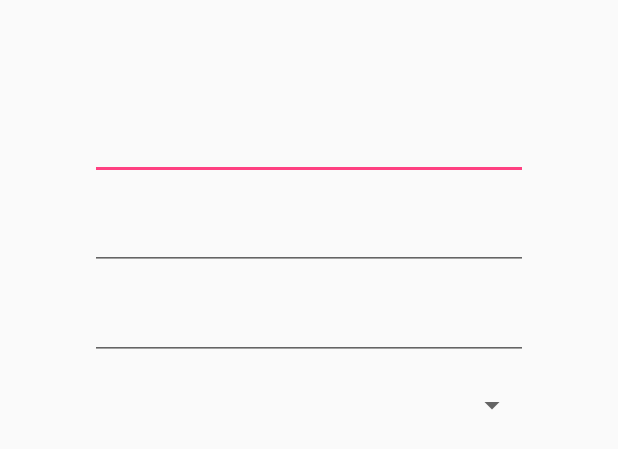
After one commit to TwilightNight/AndroidLesson3_Widget, an Android app: the layout activity_edit.xml on its own in the app's theme, with its tools: preview values and no code run, on a phone screen of 412 x 824 dp. The commit adds this screen. Shown: the top 449 px of the screen. Run offline under Robolectric (Android 15) with nearby library versions, the phone set to English and light mode, and no system bars.

Commit message:
Finish EditActivity

```diff
--- a/app/src/main/AndroidManifest.xml
+++ b/app/src/main/AndroidManifest.xml
@@ -14,6 +14,7 @@
             </intent-filter>
         </activity>
         <activity android:name=".ButtonActivity"/>
+        <activity android:name=".EditActivity"/>
     </application>
 
 </manifest>
--- /dev/null
+++ b/app/src/main/res/layout/activity_edit.xml
@@ -0,0 +1,23 @@
+<?xml version="1.0" encoding="utf-8"?>
+<LinearLayout xmlns:android="http://schemas.android.com/apk/res/android"
+    android:layout_width="match_parent"
+    android:layout_height="match_parent"
+    android:orientation="vertical"
+    android:padding="60dp">
+    <EditText
+        android:id="@+id/activity_edit_edit_text"
+        android:layout_width="match_parent"
+        android:layout_height="60dp" />
+    <AutoCompleteTextView
+        android:id="@+id/activity_edit_auto_complete_text_view"
+        android:layout_width="match_parent"
+        android:layout_height="60dp" />
+    <MultiAutoCompleteTextView
+        android:id="@+id/activity_edit_multi_auto_complete_text_view"
+        android:layout_width="match_parent"
+        android:layout_height="60dp" />
+    <Spinner
+        android:id="@+id/activity_edit_spinner"
+        android:layout_width="match_parent"
+        android:layout_height="60dp"/>
+</LinearLayout>
```
Also changed, not shown: app/src/main/java/com/example/shana/androidlesson3_widget/EditActivity.java (+32 -0 lines), app/src/main/res/values/arrays.xml (added, +28 -0 lines).
